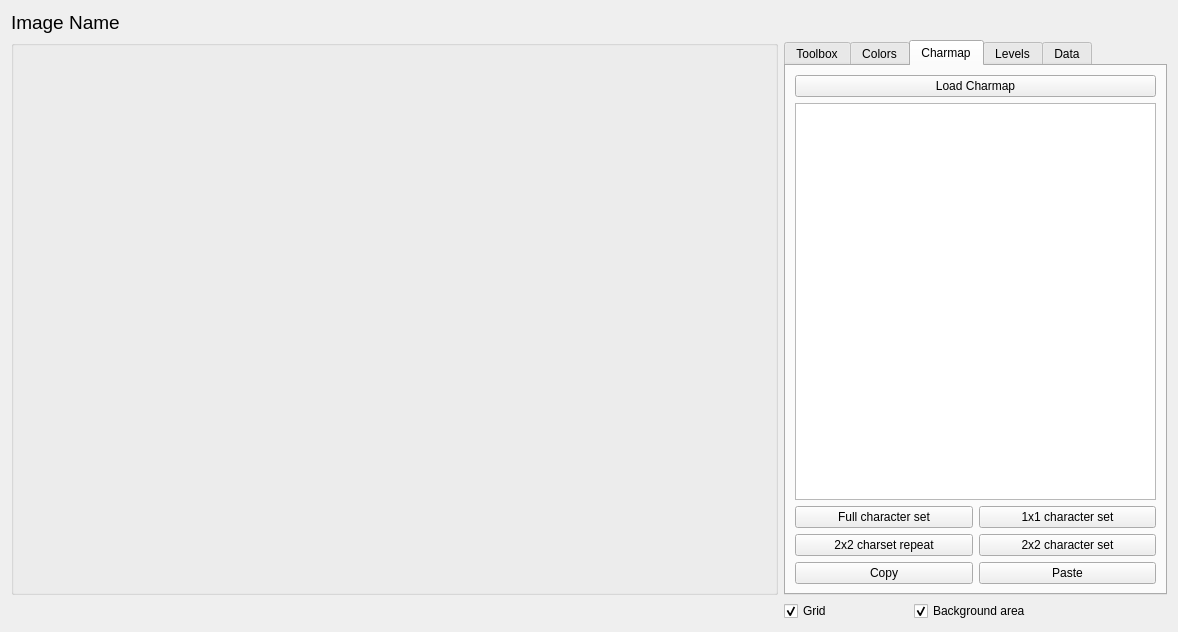
Above: source/trsedocuments/formimageeditor.ui from Happy-Ferret/Fluff64 before the change. Below: the same form after it.
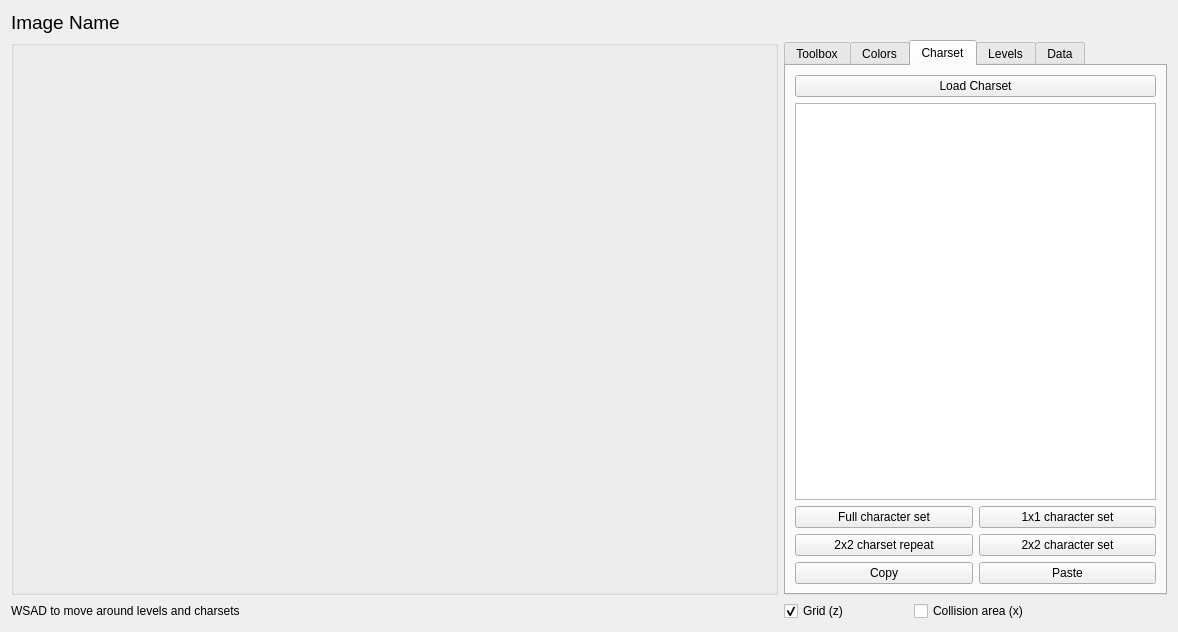
That is the form after the change. The open tabs and pages were chosen to show the change.

Diff of the .ui file:
```diff
--- a/source/trsedocuments/formimageeditor.ui
+++ b/source/trsedocuments/formimageeditor.ui
@@ -21,7 +21,7 @@
        <item>
         <widget class="QCheckBox" name="chkGrid">
          <property name="text">
-          <string>Grid</string>
+          <string>Grid (z)</string>
          </property>
          <property name="checked">
           <bool>true</bool>
@@ -31,10 +31,10 @@
        <item>
         <widget class="QCheckBox" name="chkBackgroundArea">
          <property name="text">
-          <string>Background area</string>
+          <string>Collision area (x)</string>
          </property>
          <property name="checked">
-          <bool>true</bool>
+          <bool>false</bool>
          </property>
         </widget>
        </item>
@@ -342,7 +342,7 @@
        </widget>
        <widget class="QWidget" name="tab_5">
         <attribute name="title">
-         <string>Charmap</string>
+         <string>Charset</string>
         </attribute>
         <layout class="QGridLayout" name="gridLayout_9">
          <item row="0" column="0">
@@ -356,7 +356,7 @@
               <string>Load a charmap to use in a level editor</string>
              </property>
              <property name="text">
-              <string>Load Charmap</string>
+              <string>Load Charset</string>
              </property>
             </widget>
            </item>
@@ -453,6 +453,13 @@
        </widget>
       </widget>
      </item>
+     <item row="2" column="0">
+      <widget class="QLabel" name="label">
+       <property name="text">
+        <string>WSAD to move around levels and charsets</string>
+       </property>
+      </widget>
+     </item>
     </layout>
    </item>
   </layout>
```
